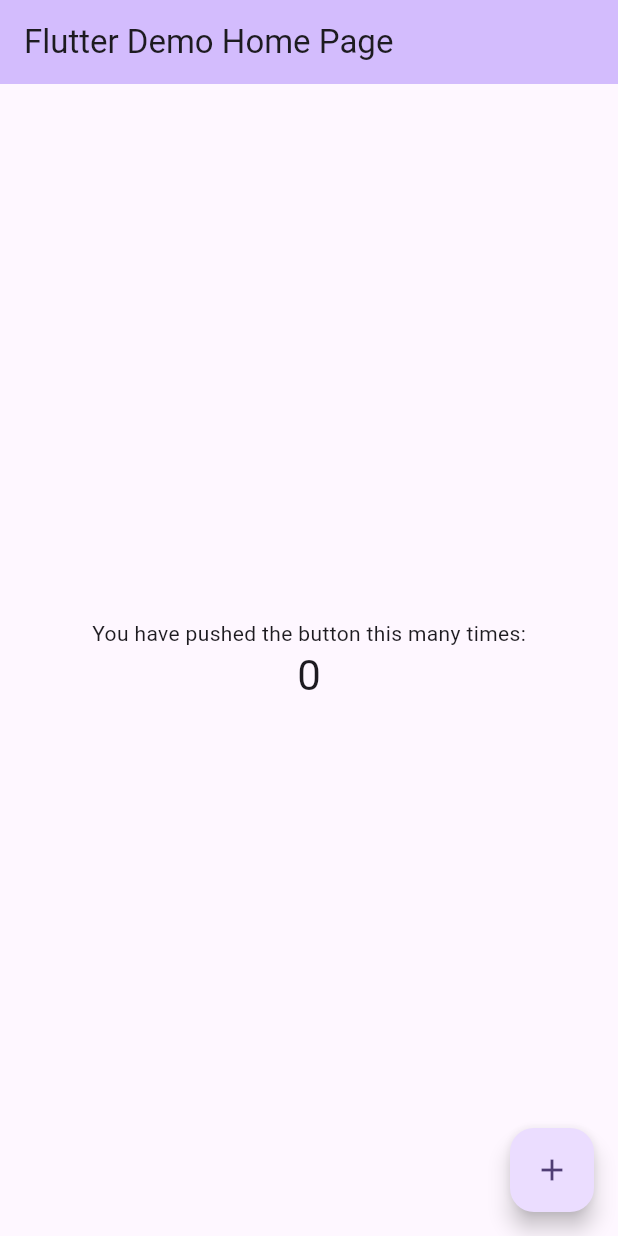
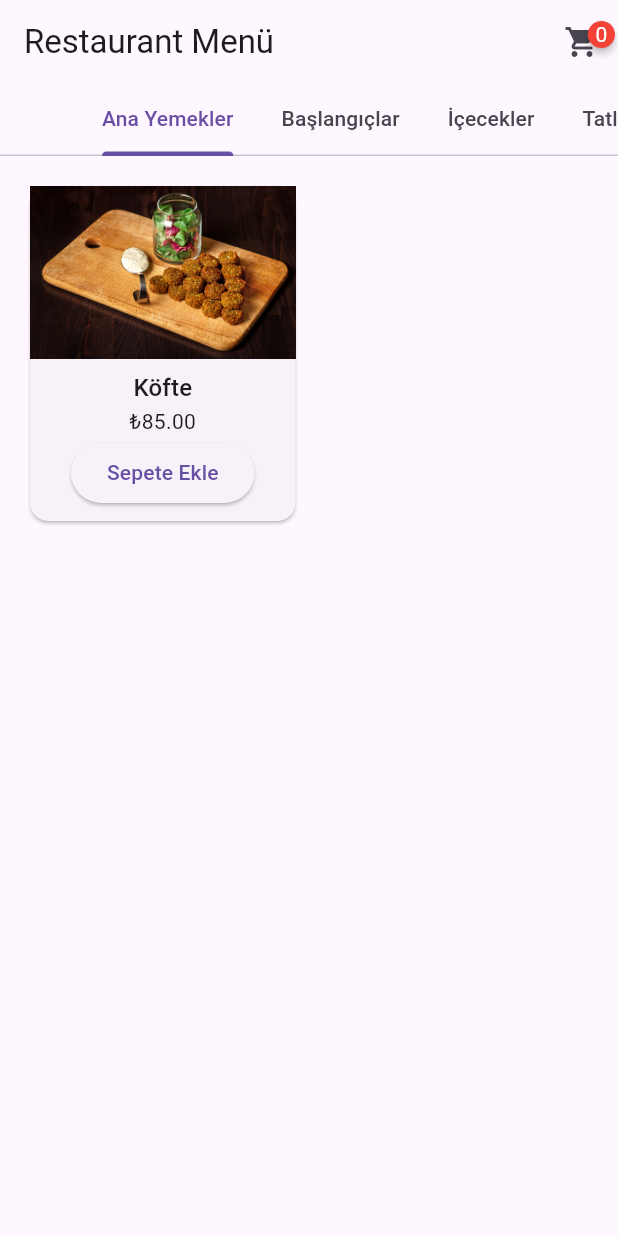
Before and after one commit to Ghaithmuhabni/Restaurant-Menu-And-Order-Application, a Flutter app: the screen it shows after launch, on a phone screen of 412 x 824 dp. Run offline on Flutter 3.47's test engine with Material 3 defaults, Android fonts, the phone set to English and light mode, and no system bars; drawn by our look-alikes of badges.

Commit message:
new updates

```diff
--- /dev/null
+++ b/lib/data/menu_data.dart
@@ -0,0 +1,41 @@
+import 'package:flutter_application_1/models/menu_item.dart';
+
+// data/menu_data.dart İÇİNDE BU TANIM OLMALI:
+final List<String> categories = [
+  // BU SATIR
+  'Ana Yemekler',
+  'Başlangıçlar',
+  'İçecekler',
+  'Tatlılar',
+];
+
+final List<MenuItem> menuItems = [
+  MenuItem(
+    id: '1',
+    name: 'Köfte',
+    price: 85.0,
+    category: 'Ana Yemekler',
+    image: 'images/1.jpg',
+  ),
+  MenuItem(
+    id: '2',
+    name: 'Salmon Salad',
+    price: 45.0,
+    category: 'Başlangıçlar',
+    image: 'images/2.jpg',
+  ),
+  MenuItem(
+    id: '3',
+    name: 'Kahve',
+    price: 15.0,
+    category: 'İçecekler',
+    image: 'images/3.jpg',
+  ),
+  MenuItem(
+    id: '4',
+    name: 'Baklava',
+    price: 35.0,
+    category: 'Tatlılar',
+    image: 'images/4.jpg',
+  ),
+];
--- a/lib/main.dart
+++ b/lib/main.dart
@@ -1,125 +1,125 @@
 import 'package:flutter/material.dart';
+import 'package:badges/badges.dart' as badges;
+import 'data/menu_data.dart';
+import 'models/menu_item.dart';
+import 'widgets/menu_grid.dart';
+import 'widgets/order_bottom_sheet.dart';
 
-void main() {
-  runApp(const MyApp());
-}
+void main() => runApp(const MyApp());
 
 class MyApp extends StatelessWidget {
   const MyApp({super.key});
 
-  // This widget is the root of your application.
   @override
   Widget build(BuildContext context) {
     return MaterialApp(
-      title: 'Flutter Demo',
+      title: 'Restaurant App',
       theme: ThemeData(
-        // This is the theme of your application.
-        //
-        // TRY THIS: Try running your application with "flutter run". You'll see
-        // the application has a purple toolbar. Then, without quitting the app,
-        // try changing the seedColor in the colorScheme below to Colors.green
-        // and then invoke "hot reload" (save your changes or press the "hot
-        // reload" button in a Flutter-supported IDE, or press "r" if you used
-        // the command line to start the app).
-        //
-        // Notice that the counter didn't reset back to zero; the application
-        // state is not lost during the reload. To reset the state, use hot
-        // restart instead.
-        //
-        // This works for code too, not just values: Most code changes can be
-        // tested with just a hot reload.
-        colorScheme: ColorScheme.fromSeed(seedColor: Colors.deepPurple),
-        useMaterial3: true,
+        primarySwatch: Colors.orange,
+        visualDensity: VisualDensity.adaptivePlatformDensity,
       ),
-      home: const MyHomePage(title: 'Flutter Demo Home Page'),
+      home: const HomeScreen(),
     );
   }
 }
 
-class MyHomePage extends StatefulWidget {
-  const MyHomePage({super.key, required this.title});
-
-  // This widget is the home page of your application. It is stateful, meaning
-  // that it has a State object (defined below) that contains fields that affect
-  // how it looks.
-
-  // This class is the configuration for the state. It holds the values (in this
-  // case the title) provided by the parent (in this case the App widget) and
-  // used by the build method of the State. Fields in a Widget subclass are
-  // always marked "final".
-
-  final String title;
+class HomeScreen extends StatefulWidget {
+  const HomeScreen({super.key});
 
   @override
-  State<MyHomePage> createState() => _MyHomePageState();
+  _HomeScreenState createState() => _HomeScreenState();
 }
 
-class _MyHomePageState extends State<MyHomePage> {
-  int _counter = 0;
+class _HomeScreenState extends State<HomeScreen>
+    with SingleTickerProviderStateMixin {
+  late TabController _tabController;
+  final List<MenuItem> _cartItems = [];
+  int _selectedTable = 1;
 
-  void _incrementCounter() {
+  @override
+  void initState() {
+    super.initState();
+    _tabController = TabController(length: categories.length, vsync: this);
+  }
+
+  void _addToCart(MenuItem item) {
     setState(() {
-      // This call to setState tells the Flutter framework that something has
-      // changed in this State, which causes it to rerun the build method below
-      // so that the display can reflect the updated values. If we changed
-      // _counter without calling setState(), then the build method would not be
-      // called again, and so nothing would appear to happen.
-      _counter++;
+      _cartItems.add(item);
     });
+  }
+
+  void _removeFromCart(int index) {
+    setState(() {
+      _cartItems.removeAt(index);
+    });
+  }
+
+  void _selectTable() async {
+    final result = await showDialog<int>(
+      context: context,
+      builder: (context) => AlertDialog(
+        title: const Text('Masa Seçin'),
+        content: DropdownButtonFormField<int>(
+          value: _selectedTable,
+          items: List.generate(20, (index) => index + 1)
+              .map((e) => DropdownMenuItem(value: e, child: Text('Masa $e')))
+              .toList(),
+          onChanged: (value) => Navigator.pop(context, value),
+        ),
+      ),
+    );
+
+    if (result != null) {
+      setState(() => _selectedTable = result);
+    }
   }
 
   @override
   Widget build(BuildContext context) {
-    // This method is rerun every time setState is called, for instance as done
-    // by the _incrementCounter method above.
-    //
-    // The Flutter framework has been optimized to make rerunning build methods
-    // fast, so that you can just rebuild anything that needs updating rather
-    // than having to individually change instances of widgets.
     return Scaffold(
       appBar: AppBar(
-        // TRY THIS: Try changing the color here to a specific color (to
-        // Colors.amber, perhaps?) and trigger a hot reload to see the AppBar
-        // change color while the other colors stay the same.
-        backgroundColor: Theme.of(context).colorScheme.inversePrimary,
-        // Here we take the value from the MyHomePage object that was created by
-        // the App.build method, and use it to set our appbar title.
-        title: Text(widget.title),
+        title: const Text('Restaurant Menü'),
+        bottom: TabBar(
+          controller: _tabController,
+          isScrollable: true,
+          tabs: categories.map((category) => Tab(text: category)).toList(),
+        ),
+        actions: [
+          IconButton(
+            icon: badges.Badge(
+              badgeStyle: badges.BadgeStyle(
+                badgeColor: Colors.red, // İsteğe bağlı stil
+              ),
+              badgeContent: Text(
+                // Artık çalışacak
+                _cartItems.length.toString(),
+                style: TextStyle(color: Colors.white),
+              ),
+              child: const Icon(Icons.shopping_cart),
+            ),
+            onPressed: () => showModalBottomSheet(
+              context: context,
+              builder: (context) => OrderBottomSheet(
+                cartItems: _cartItems,
+                onRemove: _removeFromCart,
+                selectedTable: _selectedTable,
+                onSelectTable: _selectTable,
+              ),
+            ),
+          )
+        ],
       ),
-      body: Center(
-        // Center is a layout widget. It takes a single child and positions it
-        // in the middle of the parent.
-        child: Column(
-          // Column is also a layout widget. It takes a list of children and
-          // arranges them vertically. By default, it sizes itself to fit its
-          // children horizontally, and tries to be as tall as its parent.
-          //
-          // Column has various properties to control how it sizes itself and
-          // how it positions its children. Here we use mainAxisAlignment to
-          // center the children vertically; the main axis here is the vertical
-          // axis because Columns are vertical (the cross axis would be
-          // horizontal).
-          //
-          // TRY THIS: Invoke "debug painting" (choose the "Toggle Debug Paint"
-          // action in the IDE, or press "p" in the console), to see the
-          // wireframe for each widget.
-          mainAxisAlignment: MainAxisAlignment.center,
-          children: <Widget>[
-            const Text(
-              'You have pushed the button this many times:',
-            ),
-            Text(
-              '$_counter',
-              style: Theme.of(context).textTheme.headlineMedium,
-            ),
-          ],
-        ),
+      body: TabBarView(
+        controller: _tabController,
+        children: categories.map((category) {
+          final categoryItems =
+              menuItems.where((item) => item.category == category).toList();
+          return MenuGrid(
+            items: categoryItems,
+            onAddToCart: _addToCart,
+          );
+        }).toList(),
       ),
-      floatingActionButton: FloatingActionButton(
-        onPressed: _incrementCounter,
-        tooltip: 'Increment',
-        child: const Icon(Icons.add),
-      ), // This trailing comma makes auto-formatting nicer for build methods.
     );
   }
 }
--- /dev/null
+++ b/lib/models/menu_item.dart
@@ -0,0 +1,15 @@
+class MenuItem {
+  final String id;
+  final String name;
+  final double price;
+  final String category;
+  final String image;
+
+  MenuItem({
+    required this.id,
+    required this.name,
+    required this.price,
+    required this.category,
+    required this.image,
+  });
+}
--- /dev/null
+++ b/lib/widgets/menu_grid.dart
@@ -0,0 +1,55 @@
+import 'package:flutter/material.dart';
+import '../models/menu_item.dart';
+
+class MenuGrid extends StatelessWidget {
+  final List<MenuItem> items;
+  final Function(MenuItem) onAddToCart;
+
+  const MenuGrid({super.key, required this.items, required this.onAddToCart});
+
+  @override
+  Widget build(BuildContext context) {
+    return GridView.builder(
+      padding: const EdgeInsets.all(16),
+      gridDelegate: const SliverGridDelegateWithFixedCrossAxisCount(
+        crossAxisCount: 2,
+        childAspectRatio: 0.8,
+        crossAxisSpacing: 10,
+        mainAxisSpacing: 10,
+      ),
+      itemCount: items.length,
+      itemBuilder: (context, index) {
+        final item = items[index];
+        return Card(
+          child: Column(
+            children: [
+              Expanded(
+                child: Image.asset(
+                  item.image,
+                  fit: BoxFit.cover,
+                  width: double.infinity,
+                  errorBuilder: (context, error, stackTrace) =>
+                      const Icon(Icons.fastfood, size: 50), // Fallback widget
+                ),
+              ),
+              Padding(
+                padding: const EdgeInsets.all(8.0),
+                child: Column(
+                  children: [
+                    Text(item.name,
+                        style: Theme.of(context).textTheme.titleMedium),
+                    Text('₺${item.price.toStringAsFixed(2)}'),
+                    ElevatedButton(
+                      onPressed: () => onAddToCart(item),
+                      child: const Text('Sepete Ekle'),
+                    ),
+                  ],
+                ),
+              ),
+            ],
+          ),
+        );
+      },
+    );
+  }
+}
```
Also changed, not shown: lib/widgets/order_bottom_sheet.dart (added, +77 -0 lines), pubspec.yaml (+8 -3 lines), images/1.jpg (added), images/2.jpg (added), images/3.jpg (added), images/4.jpg (added), pubspec.lock.
